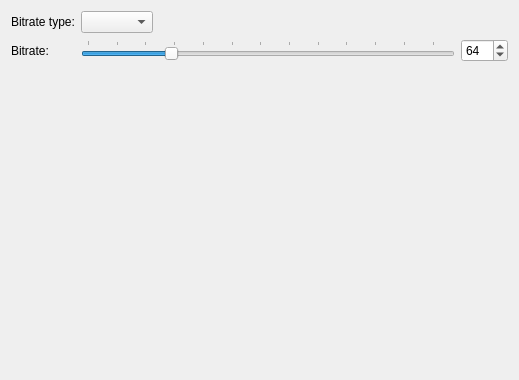
flacon/flacon, file outformats/opus_config.ui: the form before one commit.
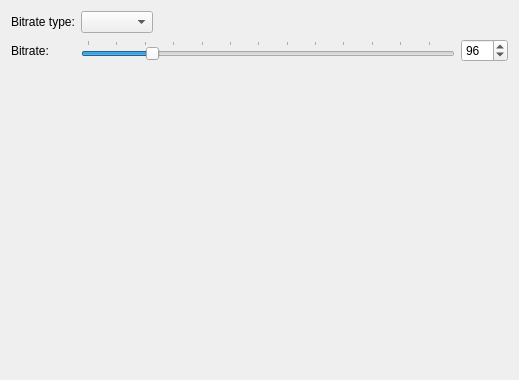
The form after the commit.

Commit message: Use 96kbps as default bitrate for Opus. Use 512kbps as max bitrate for Opus.

```diff
--- a/outformats/opus_config.ui
+++ b/outformats/opus_config.ui
@@ -85,7 +85,7 @@
           <number>6</number>
          </property>
          <property name="maximum">
-          <number>256</number>
+          <number>512</number>
          </property>
          <property name="singleStep">
           <number>1</number>
@@ -94,7 +94,7 @@
           <number>10</number>
          </property>
          <property name="value">
-          <number>64</number>
+          <number>96</number>
          </property>
          <property name="tracking">
           <bool>true</bool>
@@ -106,7 +106,7 @@
           <enum>QSlider::TicksAbove</enum>
          </property>
          <property name="tickInterval">
-          <number>20</number>
+          <number>40</number>
          </property>
         </widget>
        </item>
@@ -116,10 +116,10 @@
           <number>6</number>
          </property>
          <property name="maximum">
-          <number>256</number>
+          <number>512</number>
          </property>
          <property name="value">
-          <number>64</number>
+          <number>96</number>
          </property>
         </widget>
        </item>
```
The commit also changes 1 other file.
